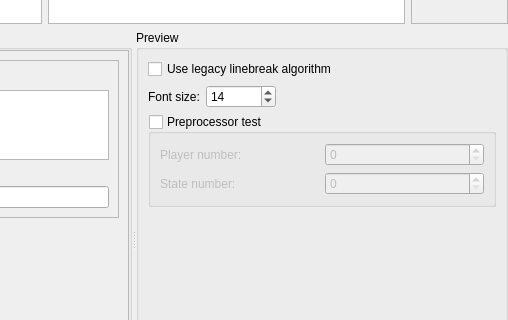
Before: the Qt Designer form Translator/translator_main.ui in WohlSoft/Moondust-Project, drawn with Qt 5; both pictures show x 676 to 1184 and y 206 to 526 of the 1184 by 675 pixel window.
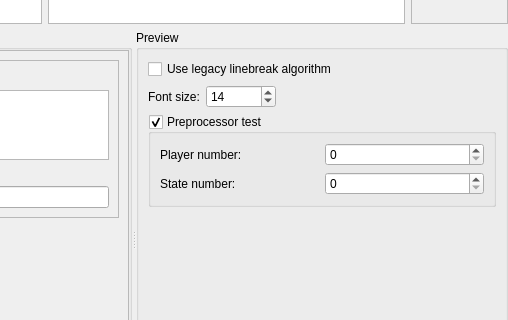
After: the same form once the commit is applied. Icons and pictures are not drawn. Custom widgets are drawn as their Qt base class.

Commit message: Translator: Highlight syntax in source lines

The edit to the form file:
```diff
--- a/Translator/translator_main.ui
+++ b/Translator/translator_main.ui
@@ -218,7 +218,7 @@
            <bool>true</bool>
           </property>
           <property name="checked">
-           <bool>false</bool>
+           <bool>true</bool>
           </property>
           <layout class="QGridLayout" name="gridLayout_4">
            <item row="0" column="0">
```
The commit also changes 2 other files.
